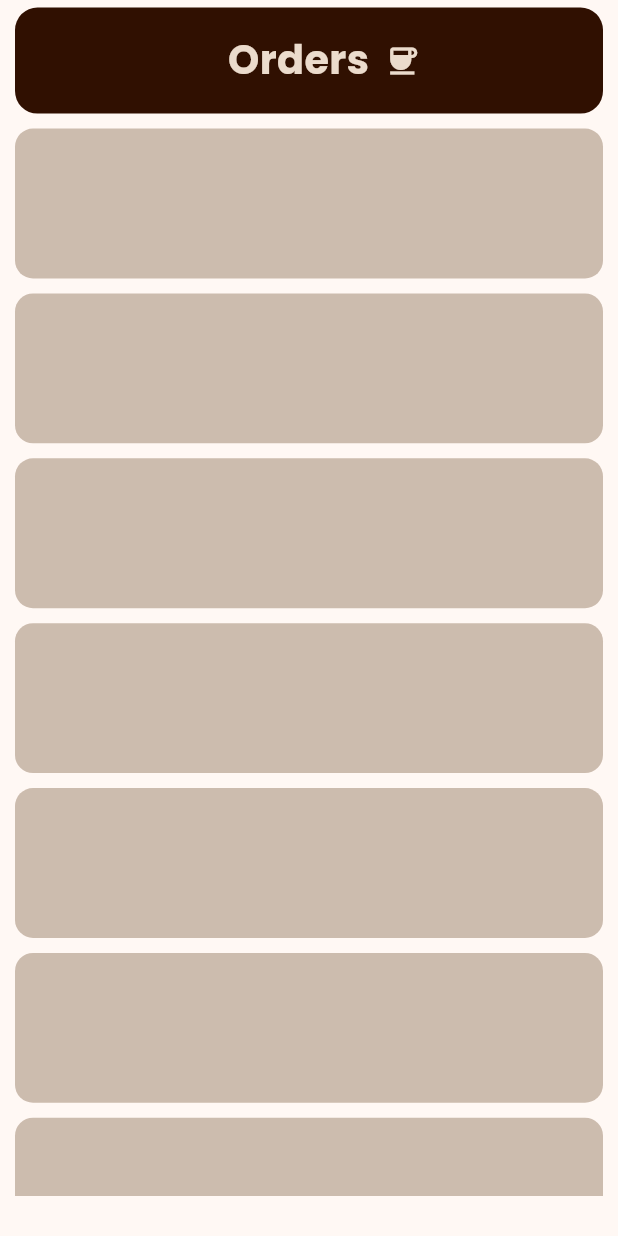
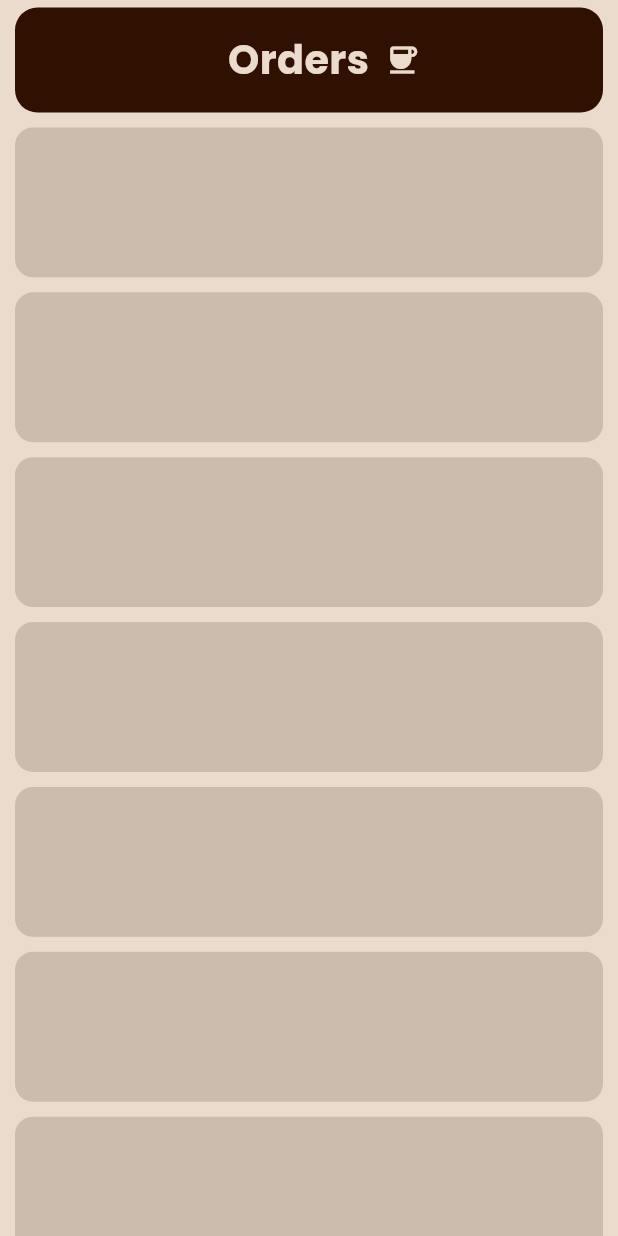
Before and after one commit to mrnpro/ShayBuna, a Flutter app: the OrdersPage screen opened directly, on a phone screen of 412 x 824 dp. Run offline on Flutter 3.47's test engine with Material 2 defaults, Android fonts, the phone set to English and light mode, and no system bars; our stand-ins replace animated_notch_bottom_bar, dartz, firebase_auth, firebase_core, firebase_database, flutter_dotenv and 8 more; missing offline and left inert: chapa_unofficial, firebase_app_check; accounts and stored records are empty.

Commit message:
fix overflow issue and change color

```diff
--- a/lib/presentation/pages/Orders/orders_page.dart
+++ b/lib/presentation/pages/Orders/orders_page.dart
@@ -30,38 +30,51 @@ class _OrdersPageState extends ConsumerState<OrdersPage> {
     super.initState();
   }
 
+  Future<void> _pullRefresh() async {
+    await ref.read(ordersStateNotifierProvider.notifier).getOrders();
+  }
+
   @override
   Widget build(BuildContext context) {
     Size size = MediaQuery.sizeOf(context);
 
-    return Column(
+    return Scaffold(
+      backgroundColor: MyColors.kPrimaryColor,
+      appBar: _appBar(size),
+      body: RefreshIndicator(
+        onRefresh: () {
+          return _pullRefresh();
+        },
+        child: SingleChildScrollView(
+          child: Column(
             children: [
-        _appBar(size),
-        SizedBox(
-          height: size.height / 1.3.h,
-          width: size.width,
-          child: ref.watch(ordersStateNotifierProvider).maybeWhen(orElse: () {
+              ref.watch(ordersStateNotifierProvider).maybeWhen(orElse: () {
                 return _loading(size);
               }, ordersFetched: (data) {
                 return _onData(data, size);
               }),
+            ],
           ),
-      ],
+        ),
+      ),
     );
   }
 
-  ListView _onData(List<OrdersModel> data, Size size) {
-    return ListView.builder(
-      itemCount: data.length,
-      itemBuilder: (context, index) => _order(size,
-          price: "${data[index].price} ETB",
-          status: data[index].deliveryStatus,
+  Column _onData(List<OrdersModel> data, Size size) {
+    return Column(
+      children: [
+        for (var element in data)
+          _order(size,
+              price: "${element.price} ETB",
+              status: element.deliveryStatus,
               title: "Capuccino"),
+      ],
     );
   }
 
   ListView _loading(Size size) {
     return ListView.builder(
+      shrinkWrap: true,
       itemCount: 10,
       itemBuilder: (context, index) => Skeleton(
         margin: const EdgeInsets.symmetric(horizontal: 10, vertical: 5),
@@ -71,8 +84,10 @@ class _OrdersPageState extends ConsumerState<OrdersPage> {
     );
   }
 
-  Container _appBar(Size size) {
-    return Container(
+  PreferredSize _appBar(Size size) {
+    return PreferredSize(
+      preferredSize: Size(size.width, 80),
+      child: Container(
           margin: const EdgeInsets.symmetric(horizontal: 10, vertical: 5),
           width: size.width,
           height: 80.h,
@@ -98,18 +113,20 @@ class _OrdersPageState extends ConsumerState<OrdersPage> {
                 color: MyColors.kPrimaryColor,
               ),
             ],
-        ));
+          )),
+    );
   }
 
   Container _order(Size size, {String? title, String? price, String? status}) {
     return Container(
+        padding: const EdgeInsets.all(5),
         margin: EdgeInsets.symmetric(horizontal: 10.w, vertical: 5.h),
         width: size.width,
-        height: 113.h,
+        //  height: 113.h,
         decoration: BoxDecoration(
             borderRadius: BorderRadius.circular(19),
-            boxShadow: [kBoxShadow],
-            color: MyColors.kPrimaryColor),
+            //boxShadow: [kBoxShadow],
+            color: MyColors.kGrey),
         child: Row(
           mainAxisAlignment: MainAxisAlignment.spaceBetween,
           children: [
@@ -145,9 +162,9 @@ class _OrdersPageState extends ConsumerState<OrdersPage> {
               ],
             ),
             Container(
-              margin: const EdgeInsets.only(top: 8, bottom: 8, right: 8),
-              width: 100,
-              height: 100,
+              // margin: const EdgeInsets.only(top: 8, bottom: 8, right: 8),
+              width: 80.h,
+              height: 80.h,
               decoration: BoxDecoration(
                   borderRadius: BorderRadius.circular(100),
                   border: Border.all(color: MyColors.kSecondaryColor, width: 3),
```
Lines whose indentation alone changed are shown as unchanged.
